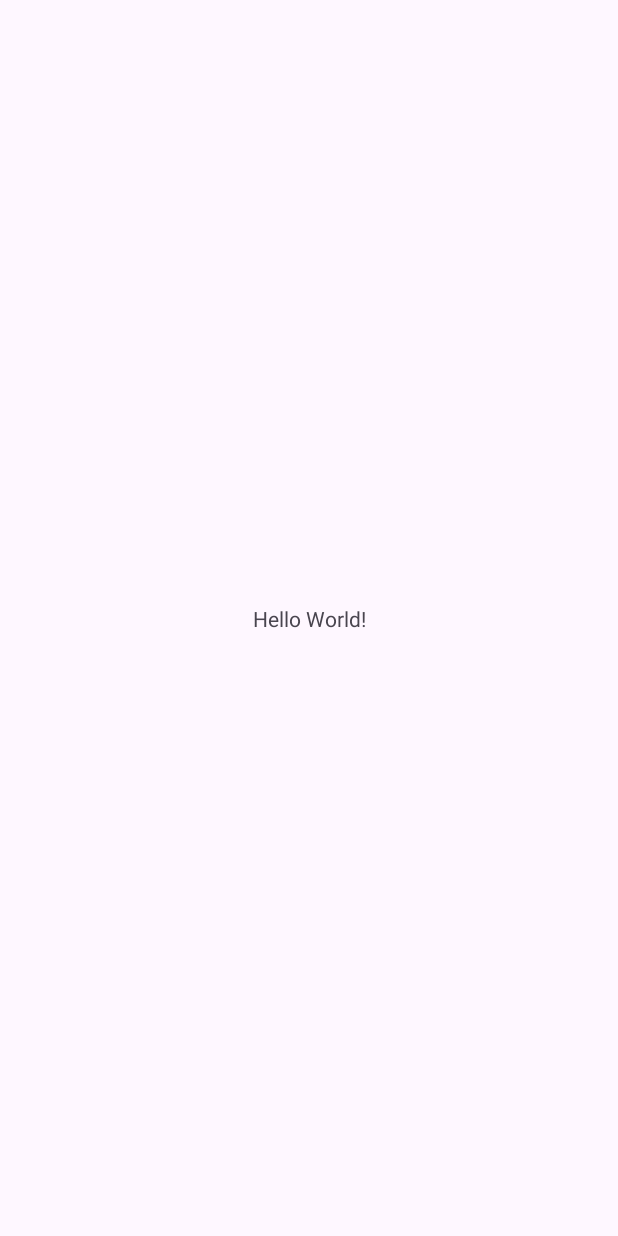
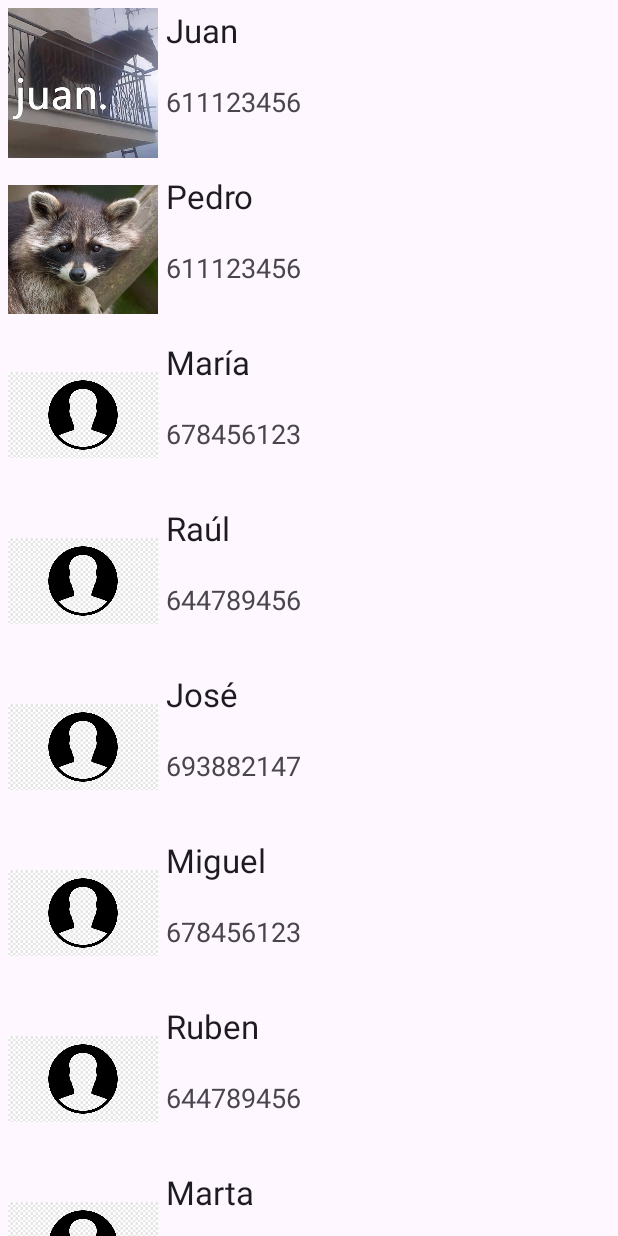
Before and after one commit to jlmejorada/PMDM, an Android app: the screen it shows after launch (MainActivity), on a phone screen of 412 x 824 dp. Before the commit the screen is almost empty. Run offline under Robolectric (Android 15) with nearby library versions, the phone set to English and light mode, and no system bars.

Commit message:
Subi9da ej

```diff
--- /dev/null
+++ b/app/src/main/java/com/example/listacontactos/Contacto.kt
@@ -0,0 +1,3 @@
+package com.example.listacontactos
+
+data class Contacto(val nombre: String, val tlfno: String, val foto: Int)
--- /dev/null
+++ b/app/src/main/java/com/example/listacontactos/ContactosAdapter.kt
@@ -0,0 +1,39 @@
+package com.example.listacontactos
+
+import android.view.LayoutInflater
+import android.view.View
+import android.view.ViewGroup
+import android.widget.ImageView
+import android.widget.TextView
+import androidx.recyclerview.widget.RecyclerView
+
+  class ContactosAdapter(private val contactos: List<Contacto>) :
+    RecyclerView.Adapter<ContactosAdapter.ViewHolder>() {
+    class ViewHolder(itemView: View) : RecyclerView.ViewHolder(itemView) {
+        val nombreView: TextView = itemView.findViewById(R.id.tvNombre)
+        val telefonoView: TextView = itemView.findViewById(R.id.tvTelefono)
+        val foto: ImageView = itemView.findViewById(R.id.imagen)
+    }
+
+    override fun onCreateViewHolder(parent: ViewGroup, viewType: Int): ViewHolder {
+        val itemView = LayoutInflater.from(parent.context)
+            .inflate(R.layout.item_contacto, parent, false)
+        return ViewHolder(itemView)
+    }
+
+    override fun getItemCount(): Int {
+        return contactos.size
+    }
+
+    override fun onBindViewHolder(holder: ViewHolder, position: Int) {
+        val contact = contactos[position]
+        holder.nombreView.text = contact.nombre
+        holder.telefonoView.text = contact.tlfno
+        if (contact.foto==0)
+            holder.foto.setImageResource(R.drawable.silueta)
+        else if(contact.foto==1)
+                holder.foto.setImageResource(R.drawable.pedro)
+            else holder.foto.setImageResource(R.drawable.juan)
+
+    }
+}
--- a/app/src/main/java/com/example/listacontactos/MainActivity.kt
+++ b/app/src/main/java/com/example/listacontactos/MainActivity.kt
@@ -11,10 +11,21 @@ class MainActivity : AppCompatActivity() {
         super.onCreate(savedInstanceState)
         enableEdgeToEdge()
         setContentView(R.layout.activity_main)
-        ViewCompat.setOnApplyWindowInsetsListener(findViewById(R.id.main)) { v, insets ->
-            val systemBars = insets.getInsets(WindowInsetsCompat.Type.systemBars())
-            v.setPadding(systemBars.left, systemBars.top, systemBars.right, systemBars.bottom)
-            insets
-        }
+        val contactos = listOf(
+            Contacto("Juan","611123456", foto = 2),
+            Contacto("Pedro","611123456", foto = 1),
+            Contacto("María","678456123", foto = 0),
+            Contacto("Raúl","644789456", foto = 0),
+            Contacto("José","693882147", foto = 0),
+            Contacto("Miguel","678456123", foto = 0),
+            Contacto("Ruben","644789456", foto = 0),
+            Contacto("Marta","693882147", foto = 0),
+            Contacto("Pablo","644789456", foto = 0),
+            Contacto("Elisa","693882147", foto = 0)
+        )
+        val adapter = ContactosAdapter(contactos)
+        val recyclerView = findViewById<androidx.recyclerview.widget.RecyclerView>(R.id.vistaContacto)
+        recyclerView.adapter = adapter
+        recyclerView.layoutManager = androidx.recyclerview.widget.LinearLayoutManager(this)
     }
 }
--- a/app/src/main/res/layout/activity_main.xml
+++ b/app/src/main/res/layout/activity_main.xml
@@ -1,19 +1,16 @@
 <?xml version="1.0" encoding="utf-8"?>
-<androidx.constraintlayout.widget.ConstraintLayout xmlns:android="http://schemas.android.com/apk/res/android"
-    xmlns:app="http://schemas.android.com/apk/res-auto"
+<LinearLayout
+    xmlns:android="http://schemas.android.com/apk/res/android"
     xmlns:tools="http://schemas.android.com/tools"
     android:id="@+id/main"
     android:layout_width="match_parent"
     android:layout_height="match_parent"
+    android:orientation="vertical"
     tools:context=".MainActivity">
 
-    <TextView
-        android:layout_width="wrap_content"
-        android:layout_height="wrap_content"
-        android:text="Hello World!"
-        app:layout_constraintBottom_toBottomOf="parent"
-        app:layout_constraintEnd_toEndOf="parent"
-        app:layout_constraintStart_toStartOf="parent"
-        app:layout_constraintTop_toTopOf="parent" />
+    <androidx.recyclerview.widget.RecyclerView
+        android:id="@+id/vistaContacto"
+        android:layout_width="match_parent"
+        android:layout_height="match_parent" />
 
-</androidx.constraintlayout.widget.ConstraintLayout>
+</LinearLayout>
--- /dev/null
+++ b/app/src/main/res/layout/item_contacto.xml
@@ -0,0 +1,43 @@
+<?xml version="1.0" encoding="utf-8"?>
+<LinearLayout
+    xmlns:android="http://schemas.android.com/apk/res/android"
+    android:layout_width="match_parent"
+    android:layout_height="wrap_content"
+    android:orientation="horizontal"
+    android:layout_margin="5dp">
+
+    <ImageView
+        android:id="@+id/imagen"
+        android:layout_width="100dp"
+        android:layout_height="100dp">
+    </ImageView>
+
+    <LinearLayout
+        android:layout_width="match_parent"
+        android:layout_height="match_parent"
+        android:orientation="vertical"
+        android:layout_marginStart="5dp">
+
+        <TextView
+            android:id="@+id/tvNombre"
+            android:layout_width="match_parent"
+            android:layout_height="match_parent"
+            android:layout_weight="1"
+            android:text="Nombre"
+            android:textAppearance="@style/TextAppearance.AppCompat.Large">
+
+        </TextView>
+
+        <TextView
+            android:id="@+id/tvTelefono"
+            android:layout_width="match_parent"
+            android:layout_height="match_parent"
+            android:layout_weight="1"
+            android:text="Telefono"
+            android:textAppearance="@style/TextAppearance.AppCompat.Medium">
+
+        </TextView>
+
+    </LinearLayout>
+
+</LinearLayout>
```
Also changed, not shown: app/src/main/res/drawable/juan.jpg (added), app/src/main/res/drawable/pedro.jpg (added), app/src/main/res/drawable/silueta.png (added).
